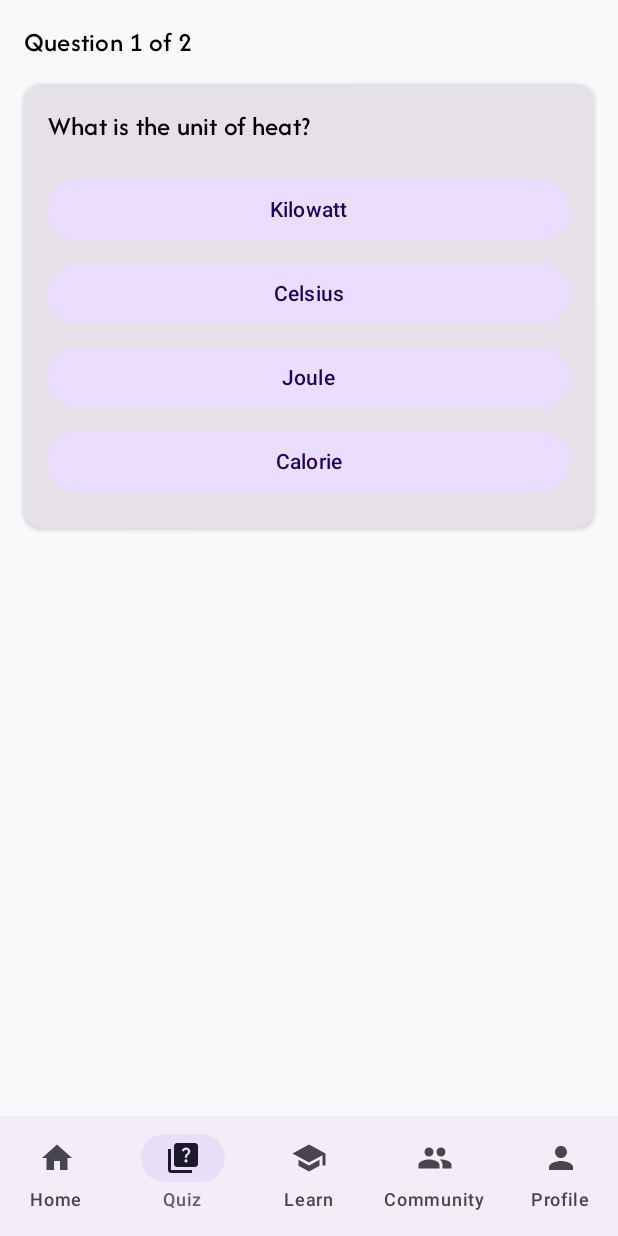
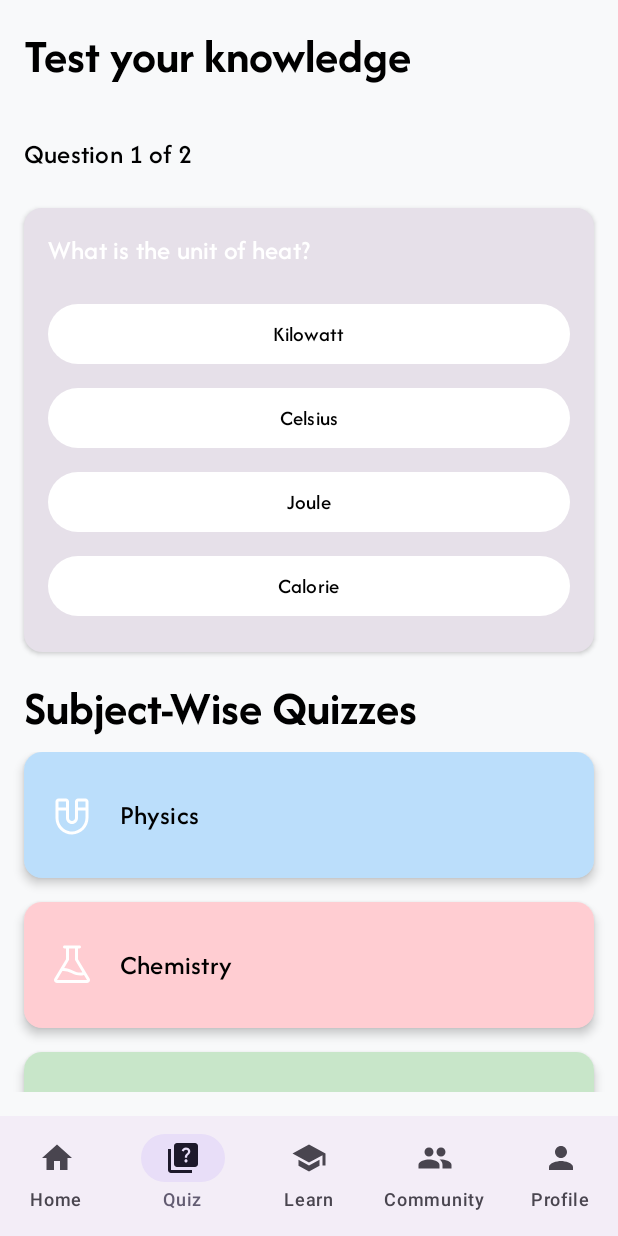
Before and after one commit to Pager-dot/BridgeLearn_App, an Android app built with Jetpack Compose: the QuizScreen screen opened through its navigation route, on a phone screen of 412 x 824 dp. Run offline under Robolectric (Android 15) with nearby library versions, the phone set to English and light mode, and no system bars.

Commit message:
updated the quiz screen ui

```diff
--- a/app/src/main/java/pratheekv39/bridgelearn/io/QuizScreen.kt
+++ b/app/src/main/java/pratheekv39/bridgelearn/io/QuizScreen.kt
@@ -6,8 +6,12 @@ import androidx.compose.material3.*
 import androidx.compose.runtime.*
 import androidx.compose.ui.Alignment
 import androidx.compose.ui.Modifier
+import androidx.compose.ui.draw.clip
+import androidx.compose.ui.graphics.Color
+import androidx.compose.ui.res.painterResource
 import androidx.compose.ui.text.style.TextAlign
 import androidx.compose.ui.unit.dp
+import androidx.compose.ui.unit.sp
 
 @Composable
 fun QuizScreen(
@@ -44,11 +48,22 @@ fun QuizScreen(
     ) {
         if (!showResult) {
             // Quiz Questions
+
+            Text(
+                text = "Test your knowledge",
+                style = MaterialTheme.typography.headlineMedium,
+                modifier = Modifier.padding(bottom = 8.dp)
+            )
+
+            Spacer(modifier = Modifier.height(24.dp))
+
             Text(
                 text = "Question ${currentQuestionIndex + 1} of ${questions.size}",
                 style = MaterialTheme.typography.titleMedium,
                 modifier = Modifier.padding(bottom = 16.dp)
             )
+
+            Spacer(modifier = Modifier.height(8.dp))
 
             QuestionCard(
                 question = questions[currentQuestionIndex],
@@ -75,6 +90,56 @@ fun QuizScreen(
                 }
             )
         }
+
+        Spacer(modifier = Modifier.height(16.dp))
+
+        Text(
+            text = "Subject-Wise Quizzes",
+            style = MaterialTheme.typography.headlineMedium,
+            modifier = Modifier.padding(bottom = 8.dp)
+        )
+
+        LazyColumn(
+            modifier = Modifier.fillMaxWidth(),
+            verticalArrangement = Arrangement.spacedBy(16.dp)
+        ) {
+            item { SubjectCardQuiz("Physics", R.drawable.magnet_straight, Color(0xFFBBDEFB)) }  // Light Blue
+            item { SubjectCardQuiz("Chemistry", R.drawable.flask, Color(0xFFFFCDD2)) } // Light Red
+            item { SubjectCardQuiz("Biology", R.drawable.flower, Color(0xFFC8E6C9)) }   // Light Green
+            item { SubjectCardQuiz("Computer", R.drawable.math_operations, Color(0xFFD1C4E9)) } // Light Purple
+        }
+    }
+}
+
+@Composable
+fun SubjectCardQuiz(subject: String, iconResId: Int, backgroundColor: Color) {
+    Card(
+        modifier = Modifier
+            .fillMaxWidth()
+            .height(84.dp),
+        colors = CardDefaults.cardColors(containerColor = backgroundColor),
+        elevation = CardDefaults.cardElevation(defaultElevation = 4.dp)
+    ) {
+        Row(
+            modifier = Modifier
+                .fillMaxSize()
+                .padding(16.dp),
+            verticalAlignment = Alignment.CenterVertically
+        ) {
+            Icon(
+                painter = painterResource(id = iconResId),
+                contentDescription = "$subject Icon",
+                modifier = Modifier
+                    .size(48.dp)
+                    .padding(end = 16.dp),
+                tint = Color.Unspecified // Use the original icon color
+            )
+            Text(
+                text = subject,
+                style = MaterialTheme.typography.titleMedium,
+                color = Color.Black
+            )
+        }
     }
 }
 
@@ -92,6 +157,7 @@ private fun QuestionCard(
         ) {
             Text(
                 text = question.text,
+                color = Color.White,
                 style = MaterialTheme.typography.titleMedium,
                 modifier = Modifier.padding(bottom = 16.dp)
             )
@@ -103,11 +169,11 @@ private fun QuestionCard(
                         .fillMaxWidth()
                         .padding(vertical = 4.dp),
                     colors = ButtonDefaults.buttonColors(
-                        containerColor = MaterialTheme.colorScheme.primaryContainer,
-                        contentColor = MaterialTheme.colorScheme.onPrimaryContainer
+                        containerColor = Color.White,
+                        contentColor = Color.Black
                     )
                 ) {
-                    Text(option)
+                    Text(option, fontFamily = AfacadFontFamily)
                 }
             }
         }
```
